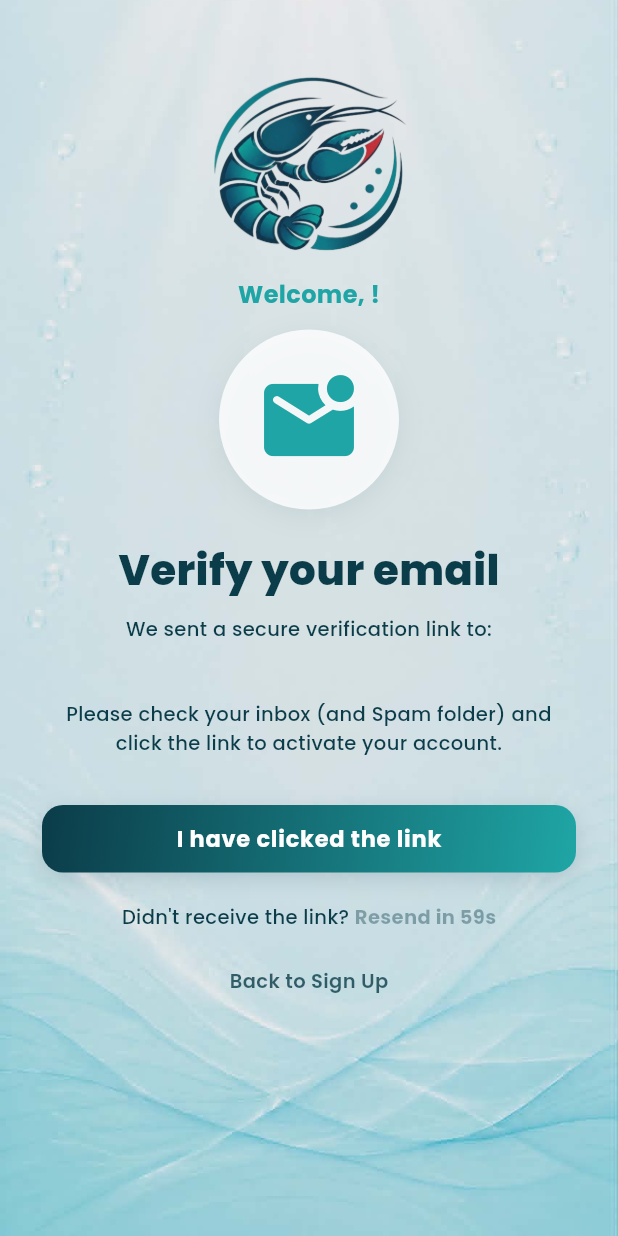
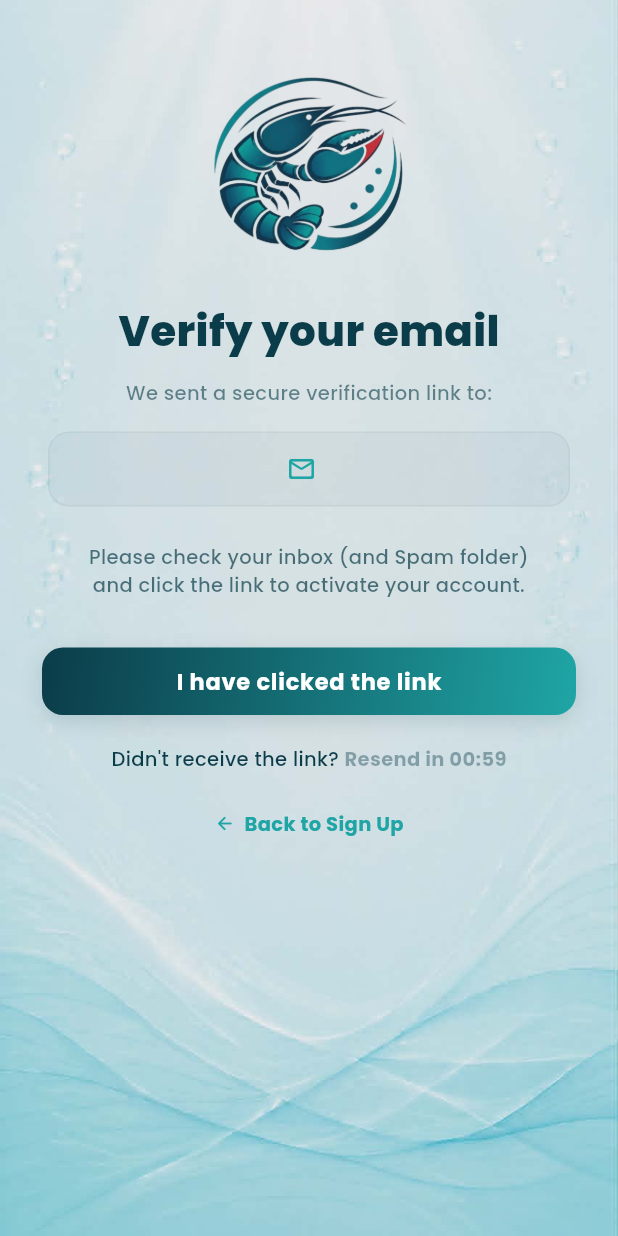
Before and after one commit to justinemontante/CrayCare, a Flutter app: the VerifyScreen screen opened directly, on a phone screen of 412 x 824 dp. Run offline on Flutter 3.47's test engine with Material 3 defaults, Android fonts, the light colour scheme and no system bars; our stand-ins replace firebase_auth, firebase_core, google_sign_in, shared_preferences; accounts and stored records are empty.

Commit message:
fix verify screen

```diff
--- a/lib/screens/verify_screen.dart
+++ b/lib/screens/verify_screen.dart
@@ -56,6 +56,12 @@ class _VerifyScreenState extends State<VerifyScreen> {
     });
   }
 
+  // Helper function para i-format ang timer bilang 00:SS (e.g., 00:45)
+  String _formatTimer(int seconds) {
+    final s = seconds.toString().padLeft(2, '0');
+    return '00:$s';
+  }
+
   // NATIVE FIREBASE RESEND LINK
   void _resendVerificationLink() async {
     if (!_isResendEnabled) return;
@@ -81,7 +87,7 @@ class _VerifyScreenState extends State<VerifyScreen> {
     setState(() => _isLoading = true);
     try {
       await _currentUser
-          ?.reload(); // I-reload ang Firebase session para makuha ang pinakabagong status
+          ?.reload(); // I-reload ang Firebase session para makuha ang latest status
       final freshUser = FirebaseAuth.instance.currentUser;
 
       if (freshUser != null && freshUser.emailVerified) {
@@ -100,7 +106,7 @@ class _VerifyScreenState extends State<VerifyScreen> {
     }
   }
 
-  // LOGOUT (Kapag binura ang temporary unverified account at bumalik)
+  // LOGOUT (Babalik sa Signup Screen)
   void _logout() async {
     try {
       _timer?.cancel();
@@ -218,8 +224,6 @@ class _VerifyScreenState extends State<VerifyScreen> {
 
   @override
   Widget build(BuildContext context) {
-    final fullName = _currentUser?.displayName ?? 'User';
-    final firstName = fullName.trim().split(' ').first;
     final emailAddress = _currentUser?.email ?? 'your email';
 
     return Scaffold(
@@ -242,39 +246,7 @@ class _VerifyScreenState extends State<VerifyScreen> {
                     width: 130,
                     child: Image.asset('assets/images/logo.png'),
                   ),
-                  const SizedBox(height: 16),
-
-                  Text(
-                    'Welcome, $firstName!',
-                    style: const TextStyle(
-                      fontSize: 16,
-                      fontWeight: FontWeight.bold,
-                      color: AppColors.primary,
-                    ),
-                  ),
-                  const SizedBox(height: 12),
-
-                  // MAGANDANG EMAIL ILLUSTRATIVE ICON
-                  Container(
-                    padding: const EdgeInsets.all(24),
-                    decoration: BoxDecoration(
-                      color: AppColors.whiteWith(0.8),
-                      shape: BoxShape.circle,
-                      boxShadow: [
-                        BoxShadow(
-                          color: AppColors.darkWith(0.08),
-                          blurRadius: 16,
-                          offset: const Offset(0, 4),
-                        ),
-                      ],
-                    ),
-                    child: const Icon(
-                      Icons.mark_email_unread_rounded,
-                      size: 72,
-                      color: AppColors.primary,
-                    ),
-                  ),
-                  const SizedBox(height: 20),
+                  const SizedBox(height: 32),
 
                   const Text(
                     'Verify your email',
@@ -284,14 +256,69 @@ class _VerifyScreenState extends State<VerifyScreen> {
                       color: AppColors.dark,
                     ),
                   ),
-                  const SizedBox(height: 10),
+                  const SizedBox(height: 12),
+
                   Text(
-                    'We sent a secure verification link to:\n$emailAddress\n\nPlease check your inbox (and Spam folder) and click the link to activate your account.',
-                    textAlign: TextAlign.center,
-                    style: const TextStyle(
+                    'We sent a secure verification link to:',
+                    style: TextStyle(
                       fontSize: 13,
                       fontWeight: FontWeight.w500,
-                      color: AppColors.dark,
+                      color: AppColors.dark.withValues(alpha: 0.6),
+                    ),
+                  ),
+
+                  // ✉️ MAGANDANG HORIZONTAL EMAIL BOX KATULAD NG SCREENSHOT
+                  Container(
+                    width: double.infinity,
+                    margin: const EdgeInsets.symmetric(
+                      vertical: 16,
+                      horizontal: 4,
+                    ),
+                    padding: const EdgeInsets.symmetric(
+                      horizontal: 16,
+                      vertical: 14,
+                    ),
+                    decoration: BoxDecoration(
+                      color: AppColors.darkWith(
+                        0.04,
+                      ), // Soft grey/blue background
+                      borderRadius: BorderRadius.circular(14),
+                      border: Border.all(color: AppColors.darkWith(0.05)),
+                    ),
+                    child: Row(
+                      mainAxisAlignment:
+                          MainAxisAlignment.center, // Centered content
+                      children: [
+                        const Icon(
+                          Icons.mail_outline_rounded,
+                          color: AppColors.primary,
+                          size: 20,
+                        ),
+                        const SizedBox(width: 10),
+                        Flexible(
+                          child: Text(
+                            emailAddress,
+                            style: const TextStyle(
+                              fontSize: 14,
+                              fontWeight: FontWeight.w700,
+                              color: AppColors.dark,
+                            ),
+                            overflow: TextOverflow
+                                .ellipsis, // Bawas lagpas sa maliliit na screen
+                          ),
+                        ),
+                      ],
+                    ),
+                  ),
+
+                  const SizedBox(height: 8),
+                  Text(
+                    'Please check your inbox (and Spam folder)\nand click the link to activate your account.',
+                    textAlign: TextAlign.center,
+                    style: TextStyle(
+                      fontSize: 13,
+                      fontWeight: FontWeight.w500,
+                      color: AppColors.dark.withValues(alpha: 0.7),
                       height: 1.5,
                     ),
                   ),
@@ -328,7 +355,7 @@ class _VerifyScreenState extends State<VerifyScreen> {
                         style: TextStyle(fontSize: 13, color: AppColors.dark),
                       ),
 
-                      // TIMER CONTROLLED RESEND
+                      // TIMER CONTROLLED RESEND (00:XX format)
                       _isResendEnabled
                           ? GestureDetector(
                               onTap: _resendVerificationLink,
@@ -342,7 +369,7 @@ class _VerifyScreenState extends State<VerifyScreen> {
                               ),
                             )
                           : Text(
-                              'Resend in ${_countdownStart}s',
+                              'Resend in ${_formatTimer(_countdownStart)}', // Displays as 00:XX
                               style: TextStyle(
                                 fontSize: 13,
                                 fontWeight: FontWeight.w700,
@@ -353,15 +380,27 @@ class _VerifyScreenState extends State<VerifyScreen> {
                   ),
                   const SizedBox(height: 24),
 
+                  // BACK TO SIGN UP
                   GestureDetector(
                     onTap: _logout,
-                    child: Text(
-                      'Back to Sign Up',
-                      style: TextStyle(
-                        fontSize: 13,
-                        fontWeight: FontWeight.w600,
-                        color: AppColors.darkWith(0.8),
-                      ),
+                    child: const Row(
+                      mainAxisAlignment: MainAxisAlignment.center,
+                      children: [
+                        Icon(
+                          Icons.arrow_back_rounded,
+                          size: 14,
+                          color: AppColors.primary,
+                        ),
+                        SizedBox(width: 6),
+                        Text(
+                          'Back to Sign Up',
+                          style: TextStyle(
+                            fontSize: 13,
+                            fontWeight: FontWeight.w700,
+                            color: AppColors.primary,
+                          ),
+                        ),
+                      ],
                     ),
                   ),
                 ],
```
Also changed, not shown: lib/screens/login_screen.dart (+171 -154 lines), lib/screens/signup_screen.dart (+71 -39 lines).
